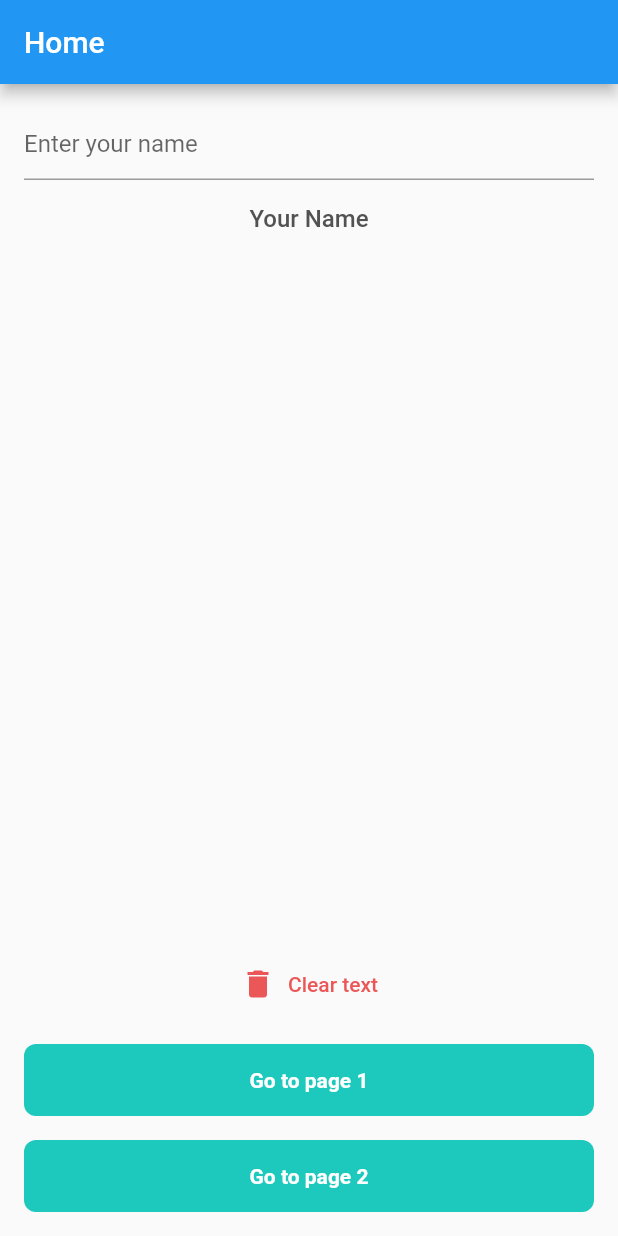
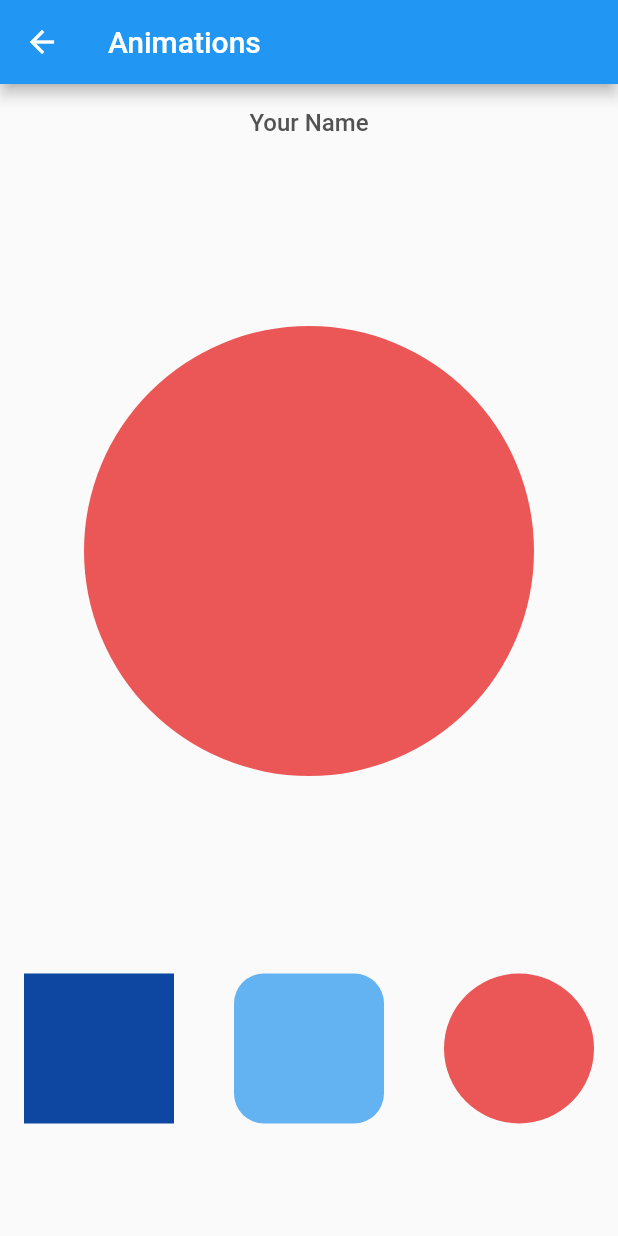
Before and after one commit to mohammadjoumani/ososs_flutter_task, a Flutter app: the screen it shows after launch, after a tap on "Go to page 1", on a phone screen of 412 x 824 dp. Run offline on Flutter 3.47's test engine with Material 2 defaults, Android fonts, the light colour scheme and no system bars; our stand-ins replace bloc, device_preview, dio, flutter_bloc, get_it, internet_connection_checker and 1 more.

Commit message:
Commit 03: 01- Finish animation view.

```diff
--- a/lib/core/utils/resource/color_manager.dart
+++ b/lib/core/utils/resource/color_manager.dart
@@ -3,33 +3,15 @@
 class ColorManager {
   // Primary
   static const Color colorPrimary = Color(0xFF1CC9BC);
-  static const Color colorPrimary1 = Color(0x331CC9BC);
 
   // Secondary
   static const Color colorSecondary = Color(0xFFFF960A);
-  static const Color colorSecondary1 = Color(0x19FF960A);
-
-  static const Color colorDisable = Color(0x7F1CC9BC);
 
   static const Color colorBackground = Color(0xFFFAFAFA);
 
-  // Gray
-  static const Color colorGray1 = Color(0xFFA0A0A0);
-  static const Color colorGray2 = Color(0xFFD1D3D6);
-  static const Color colorGray3 = Color(0xFF5F666F);
-  static const Color colorGray4 = Color(0x191CC9BC);
-  static const Color colorGray5 = Color(0xFFC5C5C5);
-
-  // Black
-  static const Color colorBlack1 = Color(0xFF525252);
-  static const Color colorBlack2 = Color(0xFF282A36);
-  static const Color colorBlack3 = Color(0xFF79747E);
-  static const Color colorBlack4 = Color(0xFF535353);
-  static const Color colorBlack5 = Color(0xFF121212);
-
+  static const Color colorCyan = Color(0xFF63b2f2);
+  static const Color colorPurple = Color(0xFF0d47a1);
+  static const Color colorBlack = Color(0xFF525252);
   static const Color colorWhite = Color(0xFFffffff);
-
   static const Color colorRed = Color(0xFFEB5757);
-
-  static const Color navBarShadowColor = Color(0x0C0060AF);
 }
--- a/lib/core/utils/resource/routes_manager.dart
+++ b/lib/core/utils/resource/routes_manager.dart
@@ -1,6 +1,8 @@
 import 'package:flutter/material.dart';
 import 'package:ososs_flutter_task/core/utils/resource/langauge_manager.dart';
-import 'package:ososs_flutter_task/features/home/presentation/home_view.dart';
+import 'package:ososs_flutter_task/features/animations/presentation/view/animations_view.dart';
+import 'package:ososs_flutter_task/features/home/presentation/view/home_view.dart';
+import 'package:ososs_flutter_task/features/pokemons/presentation/view/pokemons_view.dart';
 import 'package:ososs_flutter_task/features/splash/presentation/view/splash_view.dart';
 
 import 'string_manager.dart';
@@ -8,7 +10,7 @@
 class Routes {
   static const String splashRoute = "/";
   static const String homeRoute = "/home";
-  static const String shapesRoute = "/shapes";
+  static const String animationsRoute = "/animations";
   static const String pokemonsRoute = "/pokemons";
 }
 
@@ -20,6 +22,10 @@
         return MaterialPageRoute(builder: (_) => const SplashView());
       case Routes.homeRoute:
         return MaterialPageRoute(builder: (_) => const HomeView());
+      case Routes.animationsRoute:
+        return MaterialPageRoute(builder: (_) => const AnimationsView());
+      case Routes.pokemonsRoute:
+        return MaterialPageRoute(builder: (_) => const PokemonsView());
       default:
         return unDefinedRoute();
     }
--- a/lib/core/utils/resource/style_manager.dart
+++ b/lib/core/utils/resource/style_manager.dart
@@ -1,6 +1,5 @@
 import 'package:flutter/material.dart';
 
-import 'color_manager.dart';
 import 'font_manager.dart';
 
 abstract class Styles {
@@ -33,23 +32,4 @@
       {double fontSize = FontSize.s14, required Color color}) {
     return _getTextStyle(fontSize, FontWeightManager.semiBold, color);
   }
-
-  // Outline Input Border
-  static OutlineInputBorder outlineInputBorderGray = OutlineInputBorder(
-    borderRadius: BorderRadius.circular(5.0),
-    borderSide: const BorderSide(color: ColorManager.colorGray1, width: 1),
-  );
-
-  static ShapeDecoration cardDecoration = ShapeDecoration(
-    color: Colors.white,
-    shape: RoundedRectangleBorder(borderRadius: BorderRadius.circular(8)),
-    shadows: const [
-      BoxShadow(
-        color: Color(0x14000000),
-        blurRadius: 10,
-        offset: Offset(0, 2),
-        spreadRadius: 0,
-      )
-    ],
-  );
 }
--- a/lib/core/utils/resource/values_manager.dart
+++ b/lib/core/utils/resource/values_manager.dart
@@ -1,4 +1,3 @@
-
 class AppMargin {
   static const double m8 = 8.0;
   static const double m12 = 12.0;
@@ -49,4 +48,5 @@
   static const double s140 = 140.0;
   static const double s160 = 160.0;
   static const double s190 = 190.0;
+  static const double s300 = 300.0;
 }
--- /dev/null
+++ b/lib/features/animations/presentation/view/animations_view.dart
@@ -0,0 +1,17 @@
+import 'package:flutter/material.dart';
+
+import 'widgets/animations_view_body.dart';
+
+class AnimationsView extends StatelessWidget {
+  const AnimationsView({super.key});
+
+  @override
+  Widget build(BuildContext context) {
+    return Scaffold(
+      appBar: AppBar(
+        title: const Text("Animations"),
+      ),
+      body: const AnimationsViewBody(),
+    );
+  }
+}
--- /dev/null
+++ b/lib/features/animations/presentation/view/widgets/animations_view_body.dart
@@ -0,0 +1,101 @@
+import 'package:flutter/material.dart';
+import 'package:ososs_flutter_task/core/utils/resource/color_manager.dart';
+import 'package:ososs_flutter_task/core/utils/resource/font_manager.dart';
+import 'package:ososs_flutter_task/core/utils/resource/style_manager.dart';
+import 'package:ososs_flutter_task/core/utils/resource/values_manager.dart';
+import 'package:ososs_flutter_task/features/animations/presentation/view/widgets/custom_shape.dart';
+
+class AnimationsViewBody extends StatefulWidget {
+  const AnimationsViewBody({super.key});
+
+  @override
+  State<AnimationsViewBody> createState() => _AnimationsViewBodyState();
+}
+
+class _AnimationsViewBodyState extends State<AnimationsViewBody> {
+  BoxDecoration decoration = BoxDecoration(
+    color: ColorManager.colorRed,
+    shape: BoxShape.rectangle,
+    borderRadius: BorderRadius.circular(AppSize.s190),
+  );
+
+  @override
+  Widget build(BuildContext context) {
+    return Padding(
+      padding: const EdgeInsets.all(AppPadding.p16),
+      child: Column(
+        crossAxisAlignment: CrossAxisAlignment.center,
+        children: [
+          Expanded(
+            flex: 2,
+            child: Text(
+              "Your Name",
+              style: Styles.getMediumStyle(
+                  color: ColorManager.colorBlack, fontSize: FontSize.s16),
+            ),
+          ),
+          Center(
+            child: AnimatedContainer(
+              width: AppSize.s300,
+              height: AppSize.s300,
+              decoration: decoration,
+              duration: const Duration(milliseconds: 400),
+            ),
+          ),
+          const Spacer(flex: 1),
+          Expanded(
+            flex: 3,
+            child: Row(
+              mainAxisAlignment: MainAxisAlignment.spaceBetween,
+              children: [
+                CustomShape(
+                  size: AppSize.s100,
+                  backgroundColor: ColorManager.colorPurple,
+                  shape: BoxShape.rectangle,
+                  onTap: () {
+                    setState(() {
+                      decoration = BoxDecoration(
+                        color: ColorManager.colorPurple,
+                        shape: BoxShape.rectangle,
+                        borderRadius: BorderRadius.circular(AppSize.s0),
+                      );
+                    });
+                  },
+                ),
+                CustomShape(
+                  size: AppSize.s100,
+                  backgroundColor: ColorManager.colorCyan,
+                  shape: BoxShape.rectangle,
+                  borderRadius: AppSize.s20,
+                  onTap: () {
+                    setState(() {
+                      decoration = BoxDecoration(
+                        color: ColorManager.colorCyan,
+                        shape: BoxShape.rectangle,
+                        borderRadius: BorderRadius.circular(AppSize.s40),
+                      );
+                    });
+                  },
+                ),
+                CustomShape(
+                  size: AppSize.s100,
+                  backgroundColor: ColorManager.colorRed,
+                  shape: BoxShape.circle,
+                  onTap: () {
+                    setState(() {
+                      decoration = BoxDecoration(
+                        color: ColorManager.colorRed,
+                        shape: BoxShape.rectangle,
+                        borderRadius: BorderRadius.circular(AppSize.s190),
+                      );
+                    });
+                  },
+                ),
+              ],
+            ),
+          )
+        ],
+      ),
+    );
+  }
+}
--- /dev/null
+++ b/lib/features/animations/presentation/view/widgets/custom_shape.dart
@@ -0,0 +1,39 @@
+import 'package:flutter/material.dart';
+
+class CustomShape extends StatelessWidget {
+  const CustomShape({
+    super.key,
+    required this.size,
+    required this.backgroundColor,
+    required this.shape,
+    this.borderRadius,
+    this.onTap,
+  });
+
+  final double size;
+  final Color backgroundColor;
+  final BoxShape shape;
+  final double? borderRadius;
+  final GestureTapCallback? onTap;
+
+  @override
+  Widget build(BuildContext context) {
+    return Container(
+      height: size,
+      width: size,
+      decoration: BoxDecoration(
+        color: backgroundColor,
+        shape: shape,
+        borderRadius:
+            borderRadius != null ? BorderRadius.circular(borderRadius!) : null,
+      ),
+      child: Material(
+        color: Colors.transparent,
+        child: InkWell(
+          borderRadius: BorderRadius.circular(borderRadius ?? 0),
+          onTap: onTap,
+        ),
+      ),
+    );
+  }
+}
--- a/lib/features/home/presentation/home_view.dart
+++ /dev/null
@@ -1,16 +0,0 @@
-import 'package:flutter/material.dart';
-import 'package:ososs_flutter_task/features/home/presentation/widgets/home_view_body.dart';
-
-class HomeView extends StatelessWidget {
-  const HomeView({super.key});
-
-  @override
-  Widget build(BuildContext context) {
-    return Scaffold(
-      appBar: AppBar(
-        title: const Text("Home"),
-      ),
-      body: const HomeViewBody(),
-    );
-  }
-}
--- /dev/null
+++ b/lib/features/home/presentation/view/home_view.dart
@@ -0,0 +1,22 @@
+import 'package:flutter/material.dart';
+import 'package:flutter_bloc/flutter_bloc.dart';
+import 'package:ososs_flutter_task/features/home/presentation/bloc/home_bloc.dart';
+
+import 'widgets/home_view_body.dart';
+
+class HomeView extends StatelessWidget {
+  const HomeView({super.key});
+
+  @override
+  Widget build(BuildContext context) {
+    return BlocProvider(
+      create: (context) => HomeBloc(),
+      child: Scaffold(
+        appBar: AppBar(
+          title: const Text("Home"),
+        ),
+        body: const HomeViewBody(),
+      ),
+    );
+  }
+}
--- a/lib/features/home/presentation/widgets/home_view_body.dart
+++ b/lib/features/home/presentation/view/widgets/home_view_body.dart
@@ -1,9 +1,12 @@
 import 'package:flutter/material.dart';
+import 'package:flutter_bloc/flutter_bloc.dart';
 import 'package:ososs_flutter_task/core/utils/resource/color_manager.dart';
 import 'package:ososs_flutter_task/core/utils/resource/font_manager.dart';
+import 'package:ososs_flutter_task/core/utils/resource/routes_manager.dart';
 import 'package:ososs_flutter_task/core/utils/resource/style_manager.dart';
 import 'package:ososs_flutter_task/core/utils/resource/values_manager.dart';
 import 'package:ososs_flutter_task/core/utils/widgets/generic_button.dart';
+import 'package:ososs_flutter_task/features/home/presentation/bloc/home_bloc.dart';
 
 class HomeViewBody extends StatelessWidget {
   const HomeViewBody({super.key});
@@ -18,17 +21,25 @@
 
           //Input field
           TextFormField(
+            onChanged: (value) {
+              BlocProvider.of<HomeBloc>(context).add(ChangeNameEvent(value));
+            },
             decoration: const InputDecoration(
               hintText: "Enter your name",
             ),
+            onTapOutside: (event) => FocusScope.of(context).unfocus(),
           ),
 
           const SizedBox(height: AppPadding.p16),
 
-          Text(
-            "Your Name",
-            style: Styles.getMediumStyle(
-                color: ColorManager.colorBlack1, fontSize: FontSize.s16),
+          BlocBuilder<HomeBloc, HomeState>(
+            builder: (context, state) {
+              return Text(
+                state.name,
+                style: Styles.getMediumStyle(
+                    color: ColorManager.colorBlack, fontSize: FontSize.s16),
+              );
+            },
           ),
 
           const SizedBox(height: AppPadding.p16),
@@ -37,7 +48,9 @@
 
           // Clear Button
           TextButton(
-            onPressed: () {},
+            onPressed: () {
+              BlocProvider.of<HomeBloc>(context).add(ClearTextEvent());
+            },
             child: Row(
               mainAxisAlignment: MainAxisAlignment.center,
               mainAxisSize: MainAxisSize.min,
@@ -57,8 +70,10 @@
           // Navigate to page 1
           GenericButton(
             label: "Go to page 1",
-            onPressed: () {},
-            backgroundColor: ColorManager.colorPrimary,
+            onPressed: () {
+              _goToPage1(context);
+            },
+            backgroundColor: ColorManager.colorPurple,
             textColor: ColorManager.colorWhite,
           ),
 
@@ -67,13 +82,24 @@
           // Navigate to page 2
           GenericButton(
             label: "Go to page 2",
-            onPressed: () {},
-            backgroundColor: ColorManager.colorPrimary,
+            onPressed: () {
+              _goToPage2(context);
+            },
+            backgroundColor: ColorManager.colorCyan,
             textColor: ColorManager.colorWhite,
           ),
+
           const SizedBox(height: AppPadding.p16),
         ],
       ),
     );
   }
+
+  void _goToPage1(BuildContext context) {
+    Navigator.pushNamed(context, Routes.animationsRoute);
+  }
+
+  void _goToPage2(BuildContext context) {
+    Navigator.pushNamed(context, Routes.pokemonsRoute);
+  }
 }
--- a/lib/features/splash/presentation/view/splash_view.dart
+++ b/lib/features/splash/presentation/view/splash_view.dart
@@ -1,5 +1,6 @@
 import 'package:flutter/material.dart';
-import 'package:ososs_flutter_task/features/splash/presentation/view/widgets/splash_view_body.dart';
+
+import 'widgets/splash_view_body.dart';
 
 class SplashView extends StatelessWidget {
   const SplashView({super.key});
--- a/lib/main.dart
+++ b/lib/main.dart
@@ -17,7 +17,7 @@
   await initAppModule();
   runApp(
     DevicePreview(
-      enabled: false,
+      enabled: true,
       builder: (context) => const OsossApp(), // Wrap your app
     ),
   );
```
Also changed, not shown: lib/core/utils/resource/theme_manager.dart (+155 -155 lines), lib/features/home/presentation/bloc/home_bloc.dart (added, +20 -0 lines), lib/features/home/presentation/bloc/home_event.dart (added, +12 -0 lines), lib/features/home/presentation/bloc/home_state.dart (added, +17 -0 lines), lib/features/pokemons/presentation/view/pokemons_view.dart (added, +17 -0 lines), lib/features/pokemons/presentation/view/widgets/pokemons_view_body.dart (added, +12 -0 lines).
